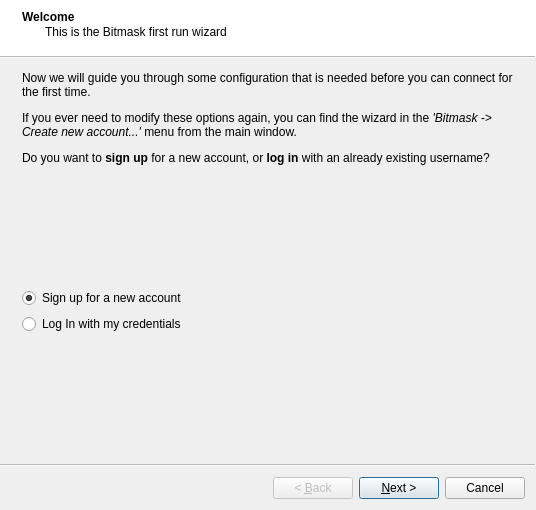
First picture: the form in src/leap/bitmask/gui/ui/wizard.ui, repository leapcode/bitmask_client, before the edit.
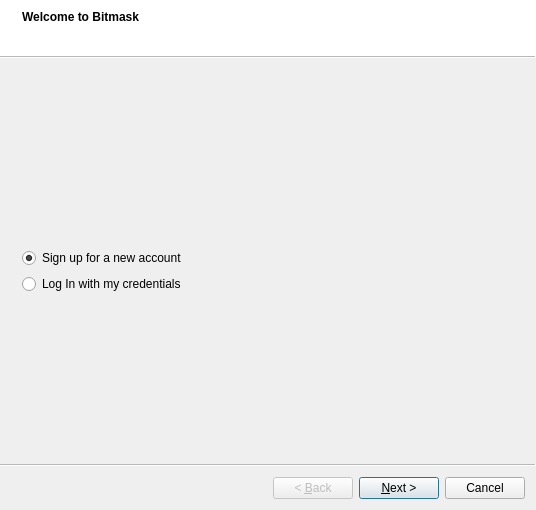
Second picture: the form after the edit. Icons and pictures are not drawn. Custom widgets are drawn as their Qt base class.

Commit message: simplify wizard instructions

What changed in the file:
```diff
--- a/src/leap/bitmask/gui/ui/wizard.ui
+++ b/src/leap/bitmask/gui/ui/wizard.ui
@@ -40,10 +40,10 @@
   </property>
   <widget class="WizardPage" name="introduction_page">
    <property name="title">
-    <string>Welcome</string>
+    <string>Welcome to Bitmask</string>
    </property>
    <property name="subTitle">
-    <string>This is the Bitmask first run wizard</string>
+    <string> </string>
    </property>
    <attribute name="pageId">
     <string notr="true">0</string>
@@ -59,7 +59,7 @@
     <item row="0" column="0">
      <widget class="QLabel" name="label_3">
       <property name="text">
-       <string>&lt;html&gt;&lt;head/&gt;&lt;body&gt;&lt;p&gt;Now we will guide you through some configuration that is needed before you can connect for the first time.&lt;/p&gt;&lt;p&gt;If you ever need to modify these options again, you can find the wizard in the &lt;span style=&quot; font-style:italic;&quot;&gt;'Bitmask -&amp;gt; Create new account...'&lt;/span&gt; menu from the main window.&lt;/p&gt;&lt;p&gt;Do you want to &lt;span style=&quot; font-weight:600;&quot;&gt;sign up&lt;/span&gt; for a new account, or &lt;span style=&quot; font-weight:600;&quot;&gt;log in&lt;/span&gt; with an already existing username?&lt;/p&gt;&lt;/body&gt;&lt;/html&gt;</string>
+       <string></string>
       </property>
       <property name="textFormat">
        <enum>Qt::RichText</enum>
```
Left out of the diff: 26 changed lines with no effect on the pictures. The commit also changes 1 other file.
